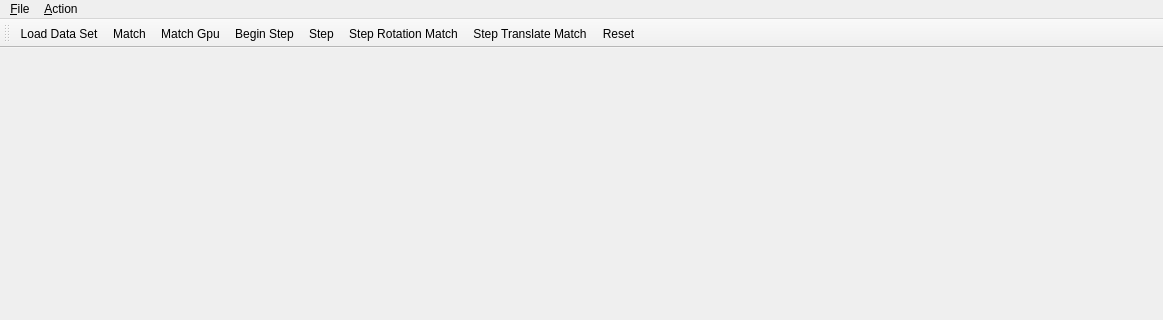
The window that src/ui/ToolWindowLineMatcher.ui (oneminute/RecFLS) describes before a commit, drawn with Qt 5; both pictures show x 0 to 1163 and y 0 to 320 of the 1163 by 857 pixel window.
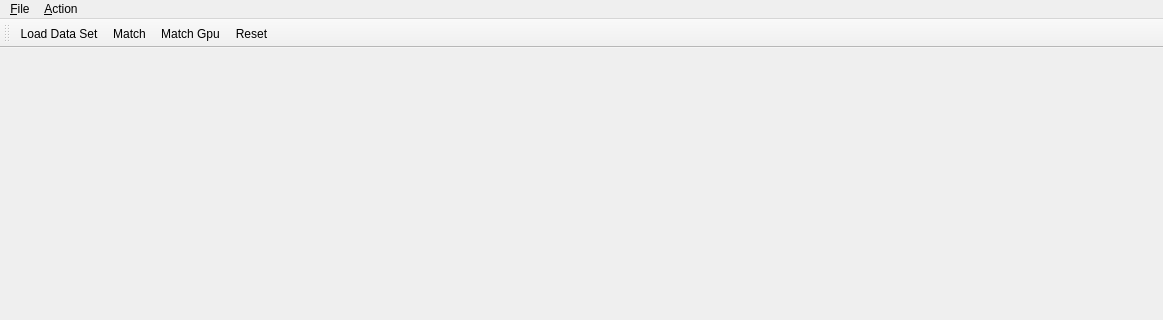
The same window after the commit. Custom widgets are drawn as their Qt base class.

Commit message: 清理了三个工具界面。

The edit to the form file:
```diff
--- a/src/ui/ToolWindowLineMatcher.ui
+++ b/src/ui/ToolWindowLineMatcher.ui
@@ -298,10 +298,6 @@
    <addaction name="actionLoad_Data_Set"/>
    <addaction name="actionMatch"/>
    <addaction name="actionMatch_Gpu"/>
-   <addaction name="actionBegin_Step"/>
-   <addaction name="actionStep"/>
-   <addaction name="actionStep_Rotation_Match"/>
-   <addaction name="actionStep_Translate_Match"/>
    <addaction name="actionReset"/>
   </widget>
   <action name="actionLoad_Data_Set">
```
The commit also changes 6 other files.
